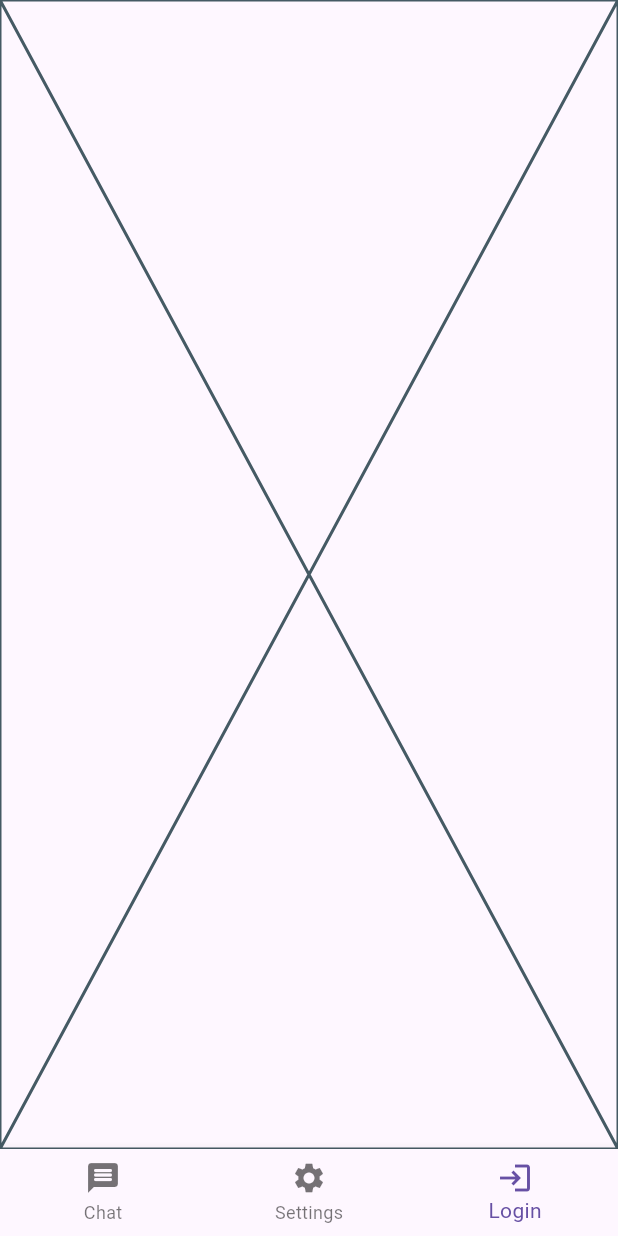
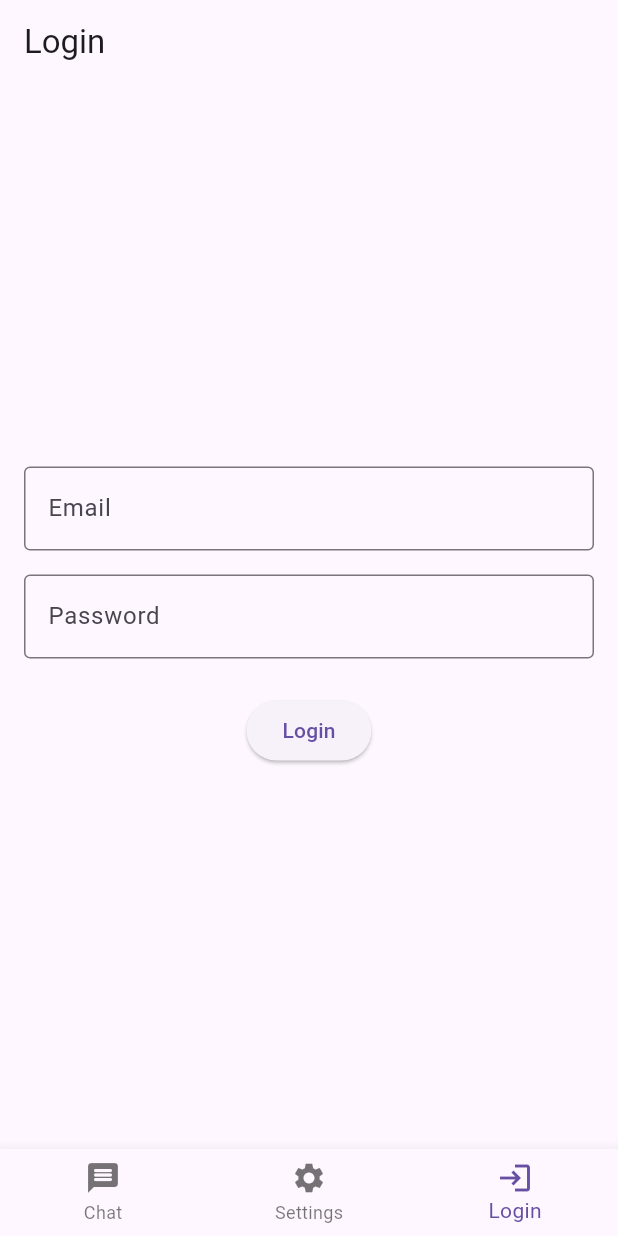
Before and after one commit to andrewamidei/Hackathon-2025, a Flutter app: the screen it shows after launch, item 3 of the bottom bar chosen, on a phone screen of 412 x 824 dp. Run offline on Flutter 3.47's test engine with Material 3 defaults, Android fonts, the phone set to English and light mode, and no system bars; our stand-ins replace flutter_bloc.

Commit message:
Login Page

```diff
--- a/frontend/flutter_application/lib/login/login_page.dart
+++ b/frontend/flutter_application/lib/login/login_page.dart
@@ -1,10 +1,71 @@
 import 'package:flutter/material.dart';
+import 'package:flutter_application/chat/chat_bloc.dart';
+import 'package:flutter_bloc/flutter_bloc.dart';
+import "login_bloc.dart";
 
-class LoginPage extends StatelessWidget{
-  const LoginPage ({super.key});
+
+class LoginPage extends StatelessWidget {
+    const LoginPage({
+        super.key,
+    });
 
   @override
-  Widget build(BuildContext context){
-    return Placeholder();
+  Widget build(BuildContext context) {
+    return BlocProvider(
+        create: (context) => LoginBloc(),
+        child: LoginView(),
+    );
   }
 }
+
+
+class LoginView extends StatelessWidget {
+    const LoginView({super.key});
+
+    @override
+    Widget build(BuildContext context) {
+        final backendBloc = BlocProvider.of<LoginBloc>(context);
+
+    return Scaffold(
+      appBar: AppBar(
+        title: const Text('Login'),
+      ),
+      body: Padding(
+        padding: const EdgeInsets.all(16.0),
+        child: Column(
+          mainAxisAlignment: MainAxisAlignment.center,
+          children: [
+            // Email TextField
+            TextField(
+              decoration: const InputDecoration(
+                labelText: 'Email',
+                border: OutlineInputBorder(),
+              ),
+              keyboardType: TextInputType.emailAddress,
+            ),
+            const SizedBox(height: 16.0),
+
+            // Password TextField
+            TextField(
+              decoration: const InputDecoration(
+                labelText: 'Password',
+                border: OutlineInputBorder(),
+              ),
+              obscureText: true,
+            ),
+            const SizedBox(height: 24.0),
+
+            // Login Button
+            ElevatedButton(
+              onPressed: () {
+                // Add login logic here
+                // backendBloc.add(LoginEvent());
+              },
+              child: const Text('Login'),
+            ),
+          ],
+        ),
+      ),
+    );
+    }
+}
--- a/frontend/flutter_application/lib/navigation/navigation_page.dart
+++ b/frontend/flutter_application/lib/navigation/navigation_page.dart
@@ -1,6 +1,7 @@
 
 import 'package:flutter/material.dart';
 import 'package:flutter_application/chat/chat_page.dart';
+import 'package:flutter_application/login/login_page.dart';
 import 'package:flutter_bloc/flutter_bloc.dart';
 
 import 'navigation_bloc.dart';
@@ -44,7 +45,7 @@ class MyHome extends StatelessWidget{
                 case 1:
                   return Placeholder();
                 case 2:
-                  return Placeholder();
+                  return LoginPage();
                 case 3:
                   return Placeholder();
                 default:
```
